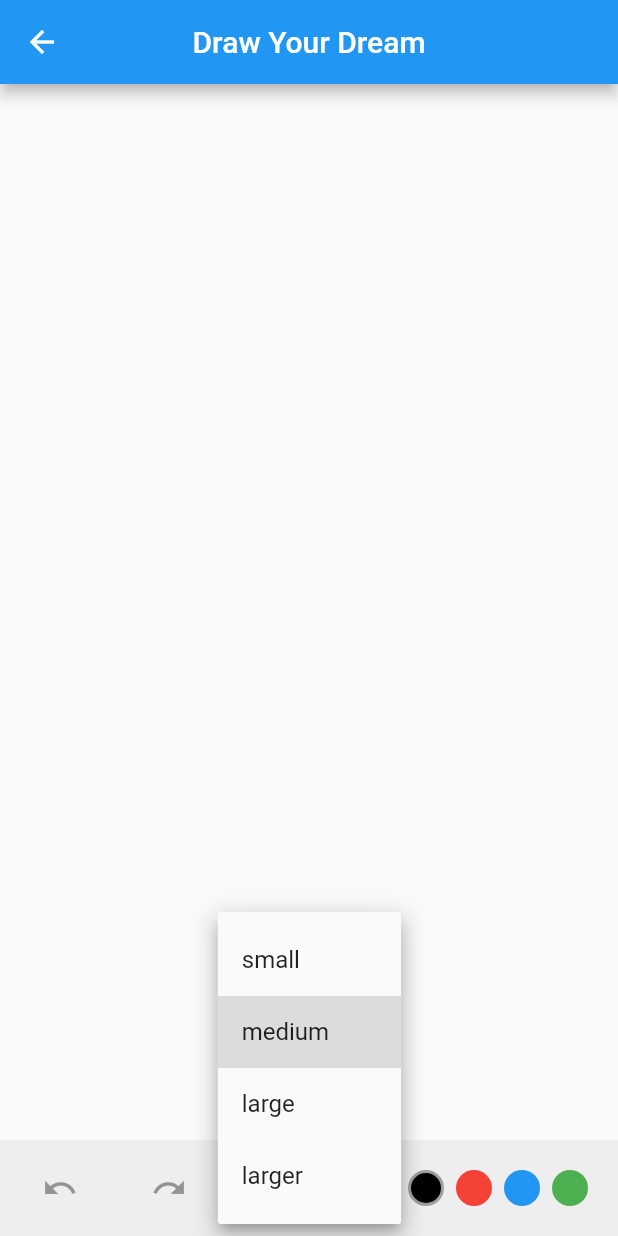
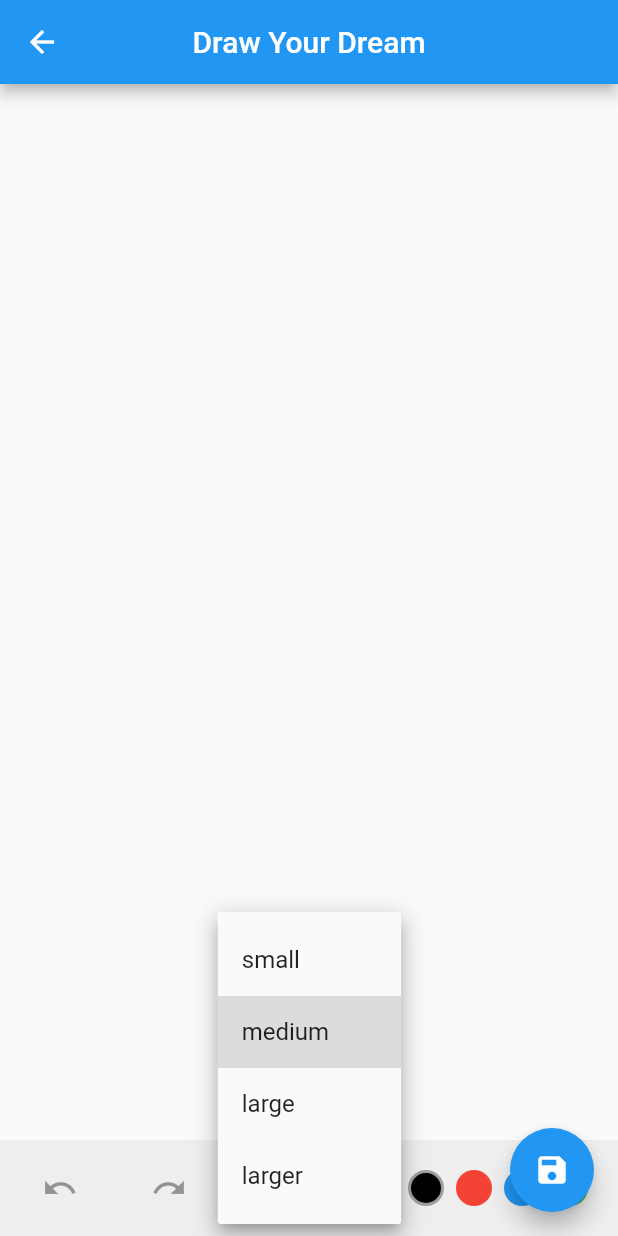
Before and after one commit to kumarbaberwal/drawing_app, a Flutter app: the DrawScreen screen opened by its route, after a tap on "medium", on a phone screen of 412 x 824 dp. Run offline on Flutter 3.47's test engine with Material 3 defaults, Android fonts, the phone set to English and light mode, and no system bars; our stand-ins replace hive, hive_flutter; accounts and stored records are empty.

Commit message:
packages added, hive added, custom offset, stroke

```diff
--- /dev/null
+++ b/lib/features/draw/models/custom_offset.dart
@@ -0,0 +1,21 @@
+import 'package:flutter/material.dart';
+import 'package:hive/hive.dart';
+
+part 'custom_offset.g.dart';
+
+@HiveType(typeId: 0)
+class CustomOffset extends HiveObject {
+  @HiveField(0)
+  final double dx;
+
+  @HiveField(1)
+  final double dy;
+
+  CustomOffset(this.dx, this.dy);
+
+  Offset toOffset() => Offset(dx, dy);
+
+  factory CustomOffset.fromOffset(Offset offset) {
+    return CustomOffset(offset.dx, offset.dy);
+  }
+}
--- a/lib/features/draw/models/stroke.dart
+++ b/lib/features/draw/models/stroke.dart
@@ -1,13 +1,28 @@
+import 'package:drawing_app/features/draw/models/custom_offset.dart';
 import 'package:flutter/material.dart';
+import 'package:hive/hive.dart';
 
-class Stroke {
-  final List<Offset> points;
-  final Color color;
+part 'stroke.g.dart';
+
+@HiveType(typeId: 1)
+class Stroke extends HiveObject {
+  @HiveField(0)
+  final List<CustomOffset> points;
+
+  @HiveField(1)
+  final int color;
+
+  @HiveField(2)
   final double brushSize;
 
   Stroke({
-    required this.points,
-    required this.color,
+    required List<Offset> points,
+    required Color color,
     required this.brushSize,
-  });
+  })  : points = points.map((e) => CustomOffset.fromOffset(e)).toList(),
+        color = color.value;
+
+  List<Offset> get offsetPoints => points.map((e) => e.toOffset()).toList();
+
+  Color get strokeColor => Color(color);
 }
--- a/lib/features/draw/presentation/draw_screen.dart
+++ b/lib/features/draw/presentation/draw_screen.dart
@@ -1,5 +1,6 @@
 import 'package:drawing_app/features/draw/models/stroke.dart';
 import 'package:flutter/material.dart';
+import 'package:hive_flutter/hive_flutter.dart';
 
 class DrawScreen extends StatefulWidget {
   const DrawScreen({super.key});
@@ -14,6 +15,28 @@ class _DrawScreenState extends State<DrawScreen> {
   List<Offset> _currentPoints = [];
   Color _selectedColor = Colors.black;
   double _brushSize = 4.0;
+  late Box<List<Stroke>> _drawingBox;
+
+  @override
+  void initState() {
+    _initializeHive();
+    super.initState();
+  }
+
+  _initializeHive() {
+    _drawingBox = Hive.box<List<Stroke>>('drawings');
+  }
+
+  // Future<void> _saveDrawing(){}
+
+  void _showDialog() {}
+
+  @override
+  void dispose() {
+    Hive.close();
+    super.dispose();
+  }
+
   @override
   Widget build(BuildContext context) {
     return Scaffold(
@@ -59,6 +82,10 @@ class _DrawScreenState extends State<DrawScreen> {
           ),
           _buildToolBar(),
         ],
+      ),
+      floatingActionButton: FloatingActionButton(
+        onPressed: _showDialog,
+        child: Icon(Icons.save),
       ),
     );
   }
@@ -177,14 +204,15 @@ class DrawPainter extends CustomPainter {
     // draw complete stroke
     for (final stroke in strokes) {
       final paint = Paint()
-        ..color = stroke.color
+        ..color = stroke.strokeColor
         ..strokeCap = StrokeCap.round
         ..strokeWidth = stroke.brushSize;
 
+      final points = stroke.offsetPoints;
+
       for (int i = 0; i < stroke.points.length - 1; i++) {
-        if (stroke.points[i] != Offset.zero &&
-            stroke.points[i + 1] != Offset.zero) {
-          canvas.drawLine(stroke.points[i], stroke.points[i + 1], paint);
+        if (points[i] != Offset.zero && points[i + 1] != Offset.zero) {
+          canvas.drawLine(points[i], points[i + 1], paint);
         }
       }
     }
--- a/pubspec.yaml
+++ b/pubspec.yaml
@@ -34,6 +34,8 @@ dependencies:
   # The following adds the Cupertino Icons font to your application.
   # Use with the CupertinoIcons class for iOS style icons.
   cupertino_icons: ^1.0.8
+  hive: ^2.2.3
+  hive_flutter: ^1.1.0
 
 dev_dependencies:
   flutter_test:
@@ -45,6 +47,8 @@ dev_dependencies:
   # package. See that file for information about deactivating specific lint
   # rules and activating additional ones.
   flutter_lints: ^5.0.0
+  build_runner: ^2.4.14
+  hive_generator: ^2.0.1
 
 # For information on the generic Dart part of this file, see the
 # following page: https://dart.dev/tools/pub/pubspec
```
Also changed, not shown: lib/main.dart (+12 -1 lines), lib/features/draw/models/custom_offset.g.dart (added), lib/features/draw/models/stroke.g.dart (added), pubspec.lock, 1 other file.
